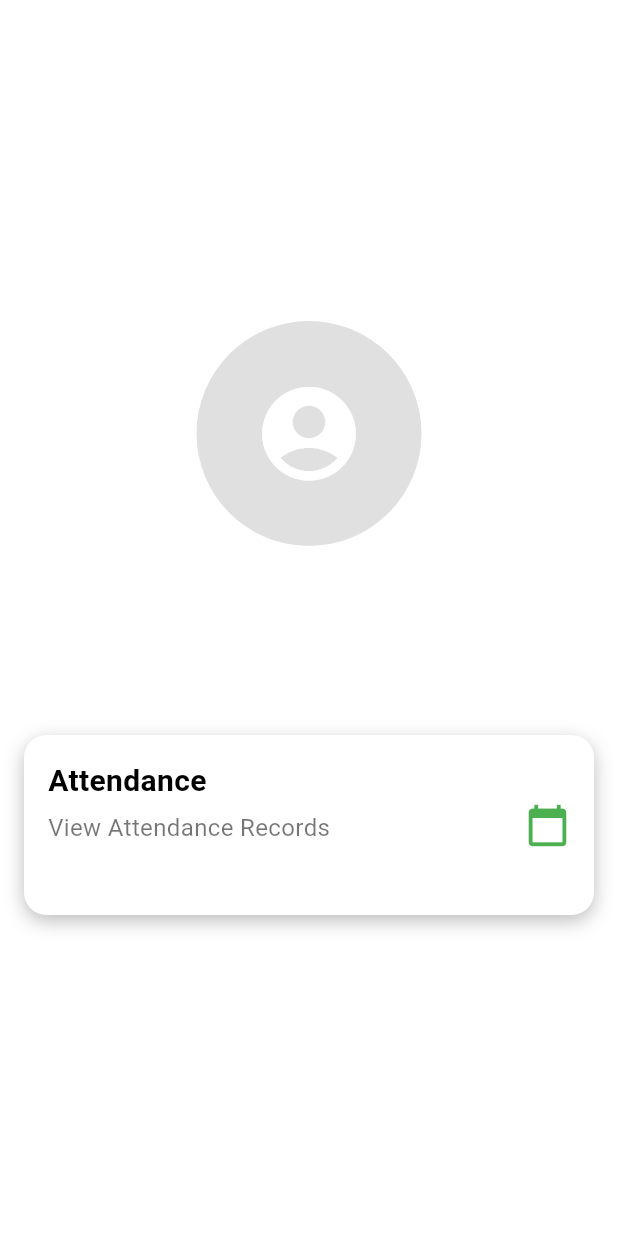
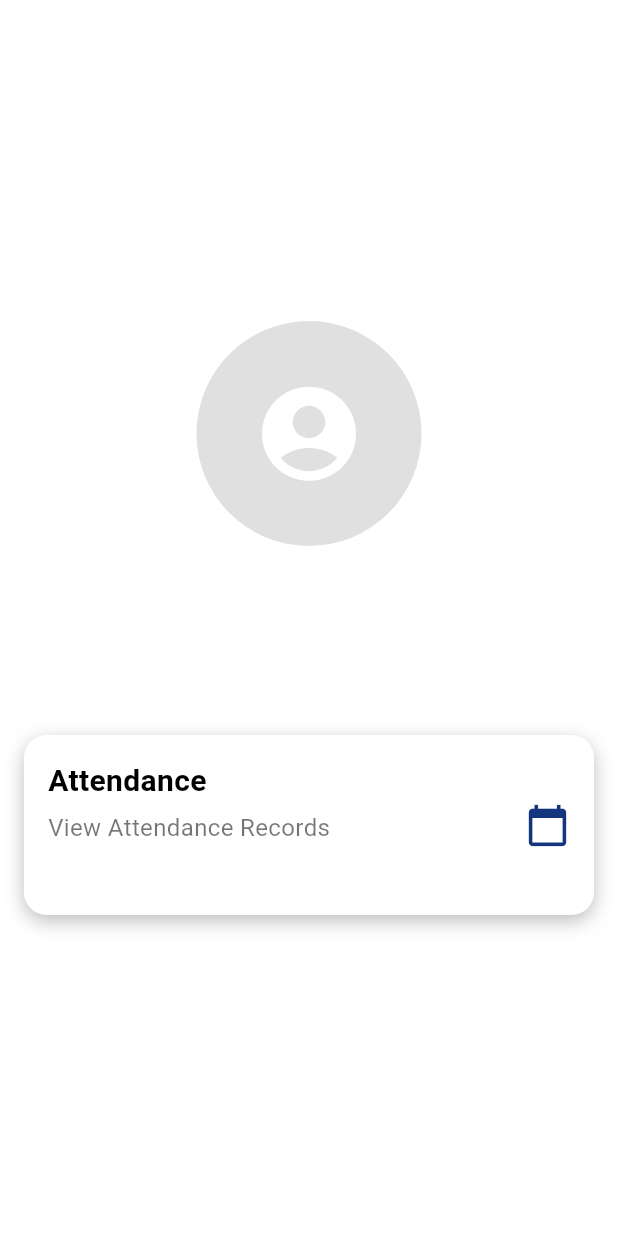
Before and after one commit to Facemark540/face_mark, a Flutter app: the StudentHomeScrn screen opened directly with empty values, on a phone screen of 412 x 824 dp. Run offline on Flutter 3.47's test engine with Material 3 defaults, Android fonts, the phone set to English and light mode, and no system bars; our stand-ins replace cloud_firestore, firebase_auth, firebase_core, image_picker, table_calendar; accounts and stored records are empty.

Commit message:
UI Changes

```diff
--- a/lib/student/attendanceScreen.dart
+++ b/lib/student/attendanceScreen.dart
@@ -52,8 +52,8 @@ class _StudentAttendanceCalendarState extends State<StudentAttendanceCalendar> {
         shape: BoxShape.circle,
       );
     }
-    return const BoxDecoration(
-      color: Colors.grey,
+    return  BoxDecoration(
+      color: Colors.grey[200],
       shape: BoxShape.circle,
     );
   }
--- a/lib/student/studenthomescrn.dart
+++ b/lib/student/studenthomescrn.dart
@@ -82,10 +82,10 @@ class StudentHomeScrn extends StatelessWidget {
                     ],
                   ),
                   padding: const EdgeInsets.all(16),
-                  child: Row(
+                  child: const Row(
                     mainAxisAlignment: MainAxisAlignment.spaceBetween,
                     children: [
-                      const Column(
+                      Column(
                         crossAxisAlignment: CrossAxisAlignment.start,
                         children: [
                           Text(
@@ -107,10 +107,10 @@ class StudentHomeScrn extends StatelessWidget {
                           ),
                         ],
                       ),
-                      const Icon(
+                      Icon(
                         Icons.calendar_today,
                         size: 30,
-                        color: Colors.green,
+                        color: Color.fromARGB(255, 19, 53, 126),
                       ),
                     ],
                   ),
```
